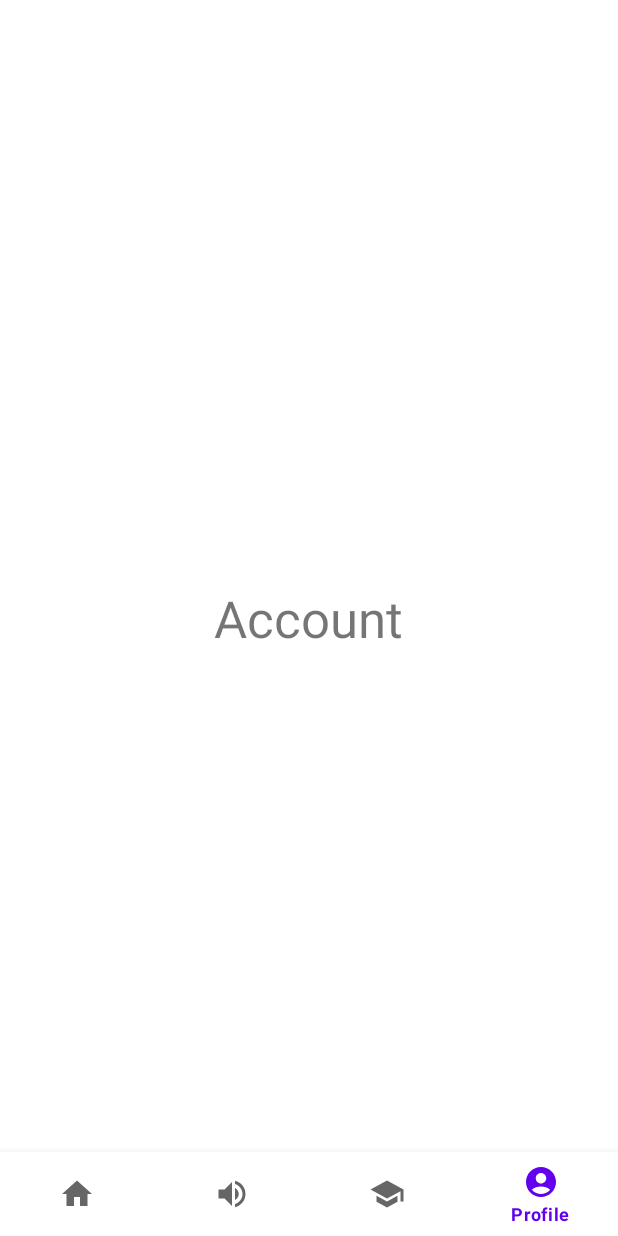
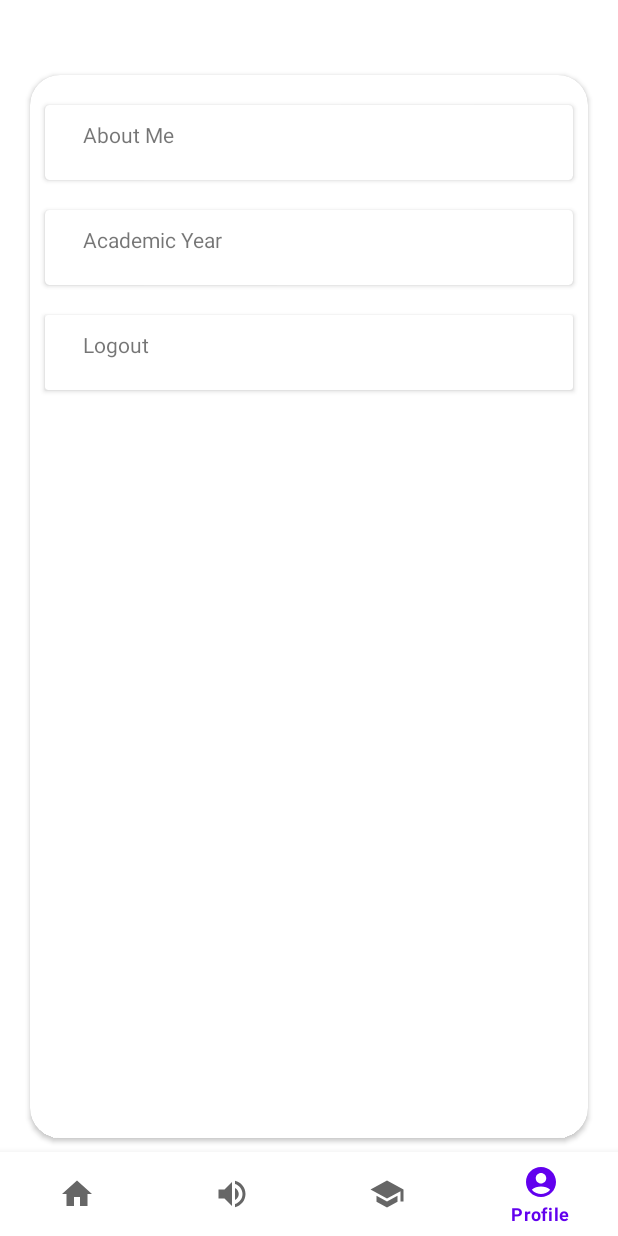
Before and after one commit to tutionmanagement/TMSStudent, an Android app: the HomeFragment screen opened directly, with no data from a screen before it, item 4 of the bottom bar chosen, on a phone screen of 412 x 824 dp. Run offline under Robolectric (Android 15) with nearby library versions, the phone set to English and light mode, and no system bars; our stand-ins replace data binding.

Commit message:
Added Account Fragment.

```diff
--- a/app/build.gradle
+++ b/app/build.gradle
@@ -8,7 +8,7 @@ android {
 
 
     buildFeatures{
-        dataBinding true
+        viewBinding true
     }
 
     defaultConfig {
@@ -36,13 +36,11 @@ android {
 dependencies {
 
     implementation 'androidx.appcompat:appcompat:1.6.0'
-    implementation 'com.google.android.material:material:1.7.0'
+    implementation 'com.google.android.material:material:1.8.0'
     implementation 'androidx.constraintlayout:constraintlayout:2.1.4'
     testImplementation 'junit:junit:4.13.2'
     androidTestImplementation 'androidx.test.ext:junit:1.1.5'
     androidTestImplementation 'androidx.test.espresso:espresso-core:3.5.1'
     implementation 'com.github.bumptech.glide:glide:4.14.2'
     implementation 'com.intuit.sdp:sdp-android:1.1.0'
-
-    implementation 'com.google.android.material:material:1.5.0'
 }
--- a/app/src/main/res/layout/activity_main.xml
+++ b/app/src/main/res/layout/activity_main.xml
@@ -56,7 +56,7 @@
 
     <TextView
         android:id="@+id/textView"
-        android:layout_width="115dp"
+        android:layout_width="wrap_content"
         android:layout_height="wrap_content"
         android:layout_marginStart="73dp"
         android:layout_marginTop="44dp"
--- a/app/src/main/res/layout/fragment_account.xml
+++ b/app/src/main/res/layout/fragment_account.xml
@@ -1,16 +1,87 @@
 <?xml version="1.0" encoding="utf-8"?>
 <FrameLayout xmlns:android="http://schemas.android.com/apk/res/android"
+    xmlns:app="http://schemas.android.com/apk/res-auto"
     xmlns:tools="http://schemas.android.com/tools"
     android:layout_width="match_parent"
     android:layout_height="match_parent"
     tools:context=".AccountFragment">
 
-    <!-- TODO: Update blank fragment layout -->
-    <TextView
-        android:layout_width="wrap_content"
-        android:layout_height="wrap_content"
-        android:layout_gravity="center"
-        android:text="Account"
-        android:textSize="34sp" />
+    <androidx.constraintlayout.widget.ConstraintLayout
+        android:layout_width="match_parent"
+        android:layout_height="match_parent"
+        android:paddingBottom="5dp">
+
+        <androidx.cardview.widget.CardView
+            android:id="@+id/cd1"
+            android:layout_width="match_parent"
+            android:layout_height="match_parent"
+            android:layout_marginStart="20dp"
+            android:layout_marginTop="50dp"
+            android:layout_marginEnd="20dp"
+            android:layout_marginBottom="60dp"
+            android:clickable="true"
+            app:cardCornerRadius="20dp"
+            app:layout_constraintBottom_toBottomOf="parent"
+            app:layout_constraintEnd_toEndOf="parent"
+            app:layout_constraintHorizontal_bias="0.0"
+            app:layout_constraintStart_toStartOf="parent"
+            app:layout_constraintTop_toTopOf="parent" >
+
+            <androidx.cardview.widget.CardView
+                android:id="@+id/card1"
+                android:layout_width="match_parent"
+                android:layout_height="50dp"
+                android:layout_marginStart="10dp"
+                android:layout_marginTop="20dp"
+                android:layout_marginEnd="10dp"
+                android:clickable="false"
+                android:onClick="CardClick"
+                app:cardCornerRadius="3dp">
+
+                <TextView
+                    android:id="@+id/txtabout"
+                    android:layout_width="wrap_content"
+                    android:layout_height="wrap_content"
+                    android:layout_marginStart="25dp"
+                    android:layout_marginTop="10dp"
+                    android:text="About Me" />
+            </androidx.cardview.widget.CardView>
+
+            <androidx.cardview.widget.CardView
+                android:id="@+id/card2"
+                android:layout_width="match_parent"
+                android:layout_height="50dp"
+                android:layout_marginStart="10dp"
+                android:layout_marginTop="90dp"
+                android:layout_marginEnd="10dp"
+                app:cardCornerRadius="3dp" >
+
+                <TextView
+                    android:id="@+id/textView7"
+                    android:layout_width="wrap_content"
+                    android:layout_height="wrap_content"
+                    android:layout_marginStart="25dp"
+                    android:layout_marginTop="10dp"
+                    android:text="Academic Year" />
+            </androidx.cardview.widget.CardView>
+
+            <androidx.cardview.widget.CardView
+                android:layout_width="match_parent"
+                android:layout_height="50dp"
+                android:layout_marginStart="10dp"
+                android:layout_marginTop="160dp"
+                android:layout_marginEnd="10dp" >
+
+                <TextView
+                    android:id="@+id/txtlogout"
+                    android:layout_width="wrap_content"
+                    android:layout_height="wrap_content"
+                    android:layout_marginStart="25dp"
+                    android:layout_marginTop="10dp"
+                    android:text="Logout" />
+            </androidx.cardview.widget.CardView>
+        </androidx.cardview.widget.CardView>
+
+    </androidx.constraintlayout.widget.ConstraintLayout>
 
 </FrameLayout>
```
Also changed, not shown: app/src/main/java/com/example/tms/AccountFragment.java (+11 -0 lines), app/src/main/res/layout/fragment_home.xml (+8 -23 lines), app/src/main/res/mipmap-hdpi/imgcard.jpeg (added), app/src/main/res/mipmap-hdpi/imgmedium.png.
